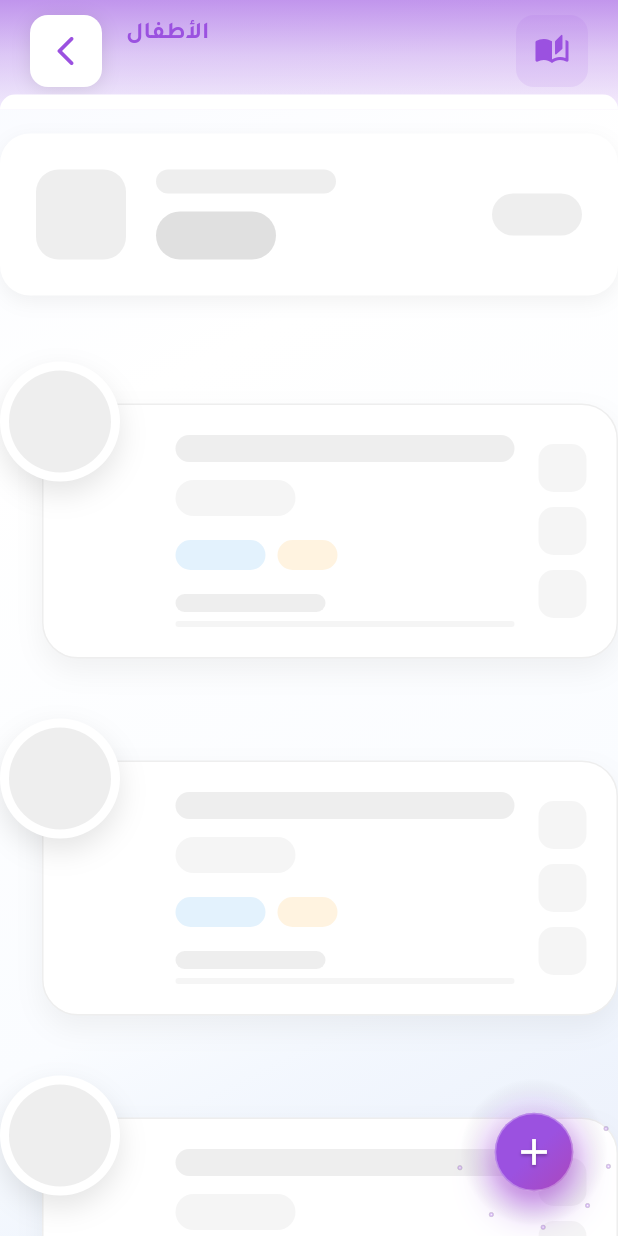
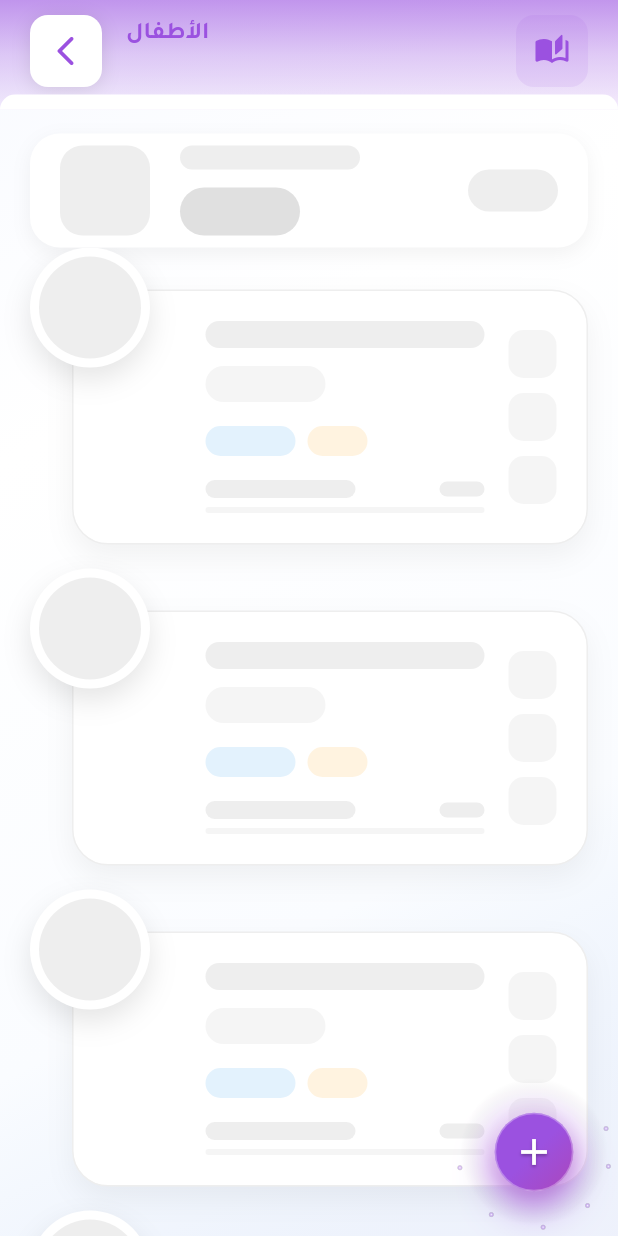
Before and after one commit to mohamedzewin01/wise_child, a Flutter app: the ChildrenPage screen opened directly, on a phone screen of 412 x 824 dp. Run offline on Flutter 3.47's test engine with Material 3 defaults, Android fonts, the phone set to English and light mode, and no system bars; our stand-ins replace another_flushbar, bloc, cached_network_image, cloud_firestore, connectivity_plus, device_info_plus and 17 more; accounts and stored records are empty; generated files the repository leaves out were written again; network calls fail.

Commit message:
Children page

```diff
--- a/lib/features/Children/presentation/pages/Children_page.dart
+++ b/lib/features/Children/presentation/pages/Children_page.dart
@@ -591,7 +591,6 @@ class _ChildrenPageState extends State<ChildrenPage>
              return   ChildrenLoadingSkeleton();
               }
 
-              // عرض الواجهة العادية
               return RefreshIndicator(
                 onRefresh: _onRefresh,
                 color: ColorManager.primaryColor,
--- a/lib/features/Children/presentation/widgets/skeletonizer_children.dart
+++ b/lib/features/Children/presentation/widgets/skeletonizer_children.dart
@@ -1,14 +1,18 @@
 import 'package:flutter/material.dart';
 import 'package:skeletonizer/skeletonizer.dart';
 import 'package:wise_child/core/widgets/custom_app_bar_app.dart';
+import '../../../../localization/locale_cubit.dart';
+
 
 class ChildrenLoadingSkeleton extends StatelessWidget {
   const ChildrenLoadingSkeleton({super.key});
 
   @override
   Widget build(BuildContext context) {
+    final languageCode = LocaleCubit.get(context).state.languageCode;
+    final isRTL = languageCode == 'ar';
+
     return Container(
-      // padding: const EdgeInsets.all(20),
       child: Column(
         children: [
           // CustomAppBarApp without padding
@@ -20,15 +24,15 @@ class ChildrenLoadingSkeleton extends StatelessWidget {
           const SizedBox(height: 16),
 
           // Header skeleton
-          _buildHeaderSkeleton(),
+          _buildHeaderSkeleton(isRTL),
 
-          const SizedBox(height: 20),
+
 
           // Cards skeleton
           Expanded(
             child: ListView.builder(
               itemCount: 4,
-              itemBuilder: (context, index) => _buildCardSkeleton(index),
+              itemBuilder: (context, index) => _buildCardSkeleton(index, isRTL),
             ),
           ),
         ],
@@ -36,9 +40,10 @@ class ChildrenLoadingSkeleton extends StatelessWidget {
     );
   }
 
-  Widget _buildHeaderSkeleton() {
+  Widget _buildHeaderSkeleton(bool isRTL) {
     return Container(
-      padding: const EdgeInsets.all(24),
+       margin: const EdgeInsets.symmetric(horizontal: 20),
+      padding: const EdgeInsets.symmetric(horizontal: 20,vertical: 8),
       decoration: BoxDecoration(
         color: Colors.white,
         borderRadius: BorderRadius.circular(20),
@@ -51,6 +56,7 @@ class ChildrenLoadingSkeleton extends StatelessWidget {
         ],
       ),
       child: Row(
+        textDirection: isRTL ? TextDirection.rtl : TextDirection.ltr,
         children: [
           // Icon skeleton
           Container(
@@ -67,7 +73,7 @@ class ChildrenLoadingSkeleton extends StatelessWidget {
           // Text skeleton
           Expanded(
             child: Column(
-              crossAxisAlignment: CrossAxisAlignment.start,
+              crossAxisAlignment: isRTL ? CrossAxisAlignment.end : CrossAxisAlignment.start,
               children: [
                 Container(
                   height: 16,
@@ -104,7 +110,7 @@ class ChildrenLoadingSkeleton extends StatelessWidget {
     );
   }
 
-  Widget _buildCardSkeleton(int index) {
+  Widget _buildCardSkeleton(int index, bool isRTL) {
     return TweenAnimationBuilder<double>(
       duration: Duration(milliseconds: 800 + (index * 100)),
       tween: Tween(begin: 0.0, end: 1.0),
@@ -112,14 +118,23 @@ class ChildrenLoadingSkeleton extends StatelessWidget {
         return Opacity(
           opacity: value,
           child: Container(
-            margin: const EdgeInsets.only(bottom: 16, top: 24),
+            margin: const EdgeInsets.only(bottom: 16, top: 0, left: 20, right: 20),
             child: Stack(
               clipBehavior: Clip.none,
               children: [
                 // Main card skeleton
                 Container(
-                  margin: const EdgeInsets.only(top: 28, left: 28),
-                  padding: const EdgeInsets.fromLTRB(88, 20, 20, 20),
+                  margin: EdgeInsets.only(
+                    top: 28,
+                    left: isRTL ? 0 : 28,
+                    right: isRTL ? 28 : 0,
+                  ),
+                  padding: EdgeInsets.fromLTRB(
+                    isRTL ? 20 : 88,
+                    20,
+                    isRTL ? 88 : 20,
+                    20,
+                  ),
                   decoration: BoxDecoration(
                     color: Colors.white,
                     borderRadius: BorderRadius.circular(24),
@@ -136,11 +151,12 @@ class ChildrenLoadingSkeleton extends StatelessWidget {
                     ],
                   ),
                   child: Row(
+                    textDirection: isRTL ? TextDirection.rtl : TextDirection.ltr,
                     children: [
                       // Content skeleton
                       Expanded(
                         child: Column(
-                          crossAxisAlignment: CrossAxisAlignment.start,
+                          crossAxisAlignment: isRTL ? CrossAxisAlignment.end : CrossAxisAlignment.start,
                           children: [
                             // Name skeleton
                             Container(
@@ -153,7 +169,9 @@ class ChildrenLoadingSkeleton extends StatelessWidget {
                             const SizedBox(height: 12),
 
                             // Age skeleton
-                            Container(
+                            Align(
+                              alignment: isRTL ? Alignment.centerRight : Alignment.centerLeft,
+                              child: Container(
                                 height: 24,
                                 width: 80,
                                 decoration: BoxDecoration(
@@ -161,10 +179,12 @@ class ChildrenLoadingSkeleton extends StatelessWidget {
                                   borderRadius: BorderRadius.circular(12),
                                 ),
                               ),
+                            ),
                             const SizedBox(height: 16),
 
                             // Tags skeleton
                             Row(
+                              textDirection: isRTL ? TextDirection.rtl : TextDirection.ltr,
                               children: [
                                 Container(
                                   height: 20,
@@ -189,7 +209,10 @@ class ChildrenLoadingSkeleton extends StatelessWidget {
 
                             // Progress skeleton
                             Column(
-                              crossAxisAlignment: CrossAxisAlignment.start,
+                              crossAxisAlignment: isRTL ? CrossAxisAlignment.end : CrossAxisAlignment.start,
+                              children: [
+                                Row(
+                                  textDirection: isRTL ? TextDirection.rtl : TextDirection.ltr,
                                   children: [
                                     Container(
                                       height: 12,
@@ -198,6 +221,17 @@ class ChildrenLoadingSkeleton extends StatelessWidget {
                                         color: Colors.grey.shade200,
                                         borderRadius: BorderRadius.circular(6),
                                       ),
+                                    ),
+                                    const Spacer(),
+                                    Container(
+                                      height: 10,
+                                      width: 30,
+                                      decoration: BoxDecoration(
+                                        color: Colors.grey.shade200,
+                                        borderRadius: BorderRadius.circular(5),
+                                      ),
+                                    ),
+                                  ],
                                 ),
                                 const SizedBox(height: 6),
                                 Container(
@@ -235,10 +269,11 @@ class ChildrenLoadingSkeleton extends StatelessWidget {
                   ),
                 ),
 
-                // Floating avatar skeleton
+                // Floating avatar skeleton (positioned based on RTL/LTR)
                 Positioned(
                   top: 0,
-                  left: 0,
+                  left: isRTL ? null : 0,
+                  right: isRTL ? 0 : null,
                   child: Container(
                     width: 80,
                     height: 80,
```
Lines whose indentation alone changed are shown as unchanged.
